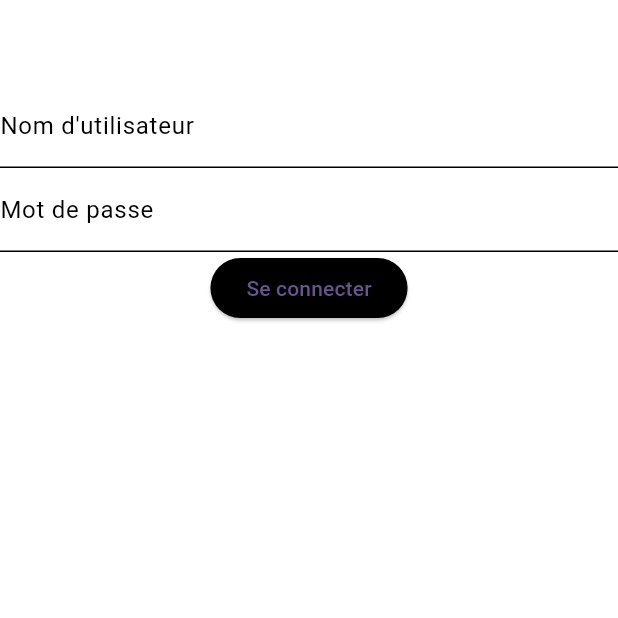
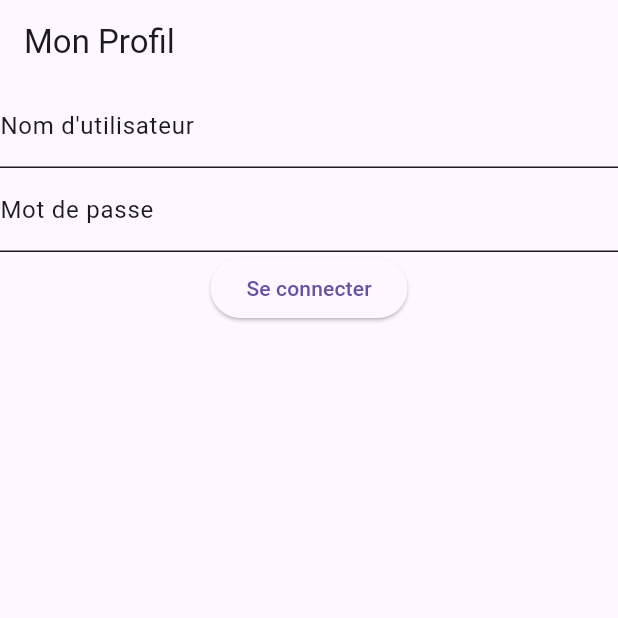
Before and after one commit to erwannevonia/EDK_AP_Lourd, a Flutter app: the screen it shows after launch, after a tap on "Se connecter", on a phone screen of 412 x 824 dp, the top half of it. Run offline on Flutter 3.47's test engine with Material 3 defaults, Android fonts, the phone set to English and light mode, and no system bars; network calls fail.

Commit message:
push final

```diff
--- a/lib/main.dart
+++ b/lib/main.dart
@@ -1,14 +1,21 @@
 // ignore_for_file: avoid_print
 
 import 'package:flutter/material.dart';
+import 'package:provider/provider.dart';
 import 'dart:convert';
 import 'package:crypto/crypto.dart';
-import '../services/api_service.dart';
-import '../models/globals.dart';
+import '/services/api_service.dart';
+import '/models/globals.dart';
 import 'navbar.dart';
+import 'models/theme_provider.dart';
 
 void main() {
-  runApp(const MyApp());
+  runApp(
+    ChangeNotifierProvider(
+      create: (_) => ThemeProvider(),
+      child: const MyApp(),
+    ),
+  );
 }
 
 class MyApp extends StatelessWidget {
@@ -17,12 +24,13 @@
   // This widget is the root of your application.
   @override
   Widget build(BuildContext context) {
+    final themeProvider = Provider.of<ThemeProvider>(context);
+
     return MaterialApp(
       title: 'EDK Admin',
-      theme: ThemeData(
-        colorScheme: ColorScheme.fromSeed(seedColor: Colors.deepPurple),
-        useMaterial3: true,
-      ),
+      themeMode: themeProvider.themeMode,
+      theme: ThemeData.light(),
+      darkTheme: ThemeData.dark(),
       home: const MyHomePage(title: 'EDK Admin'),
     );
   }
@@ -77,35 +85,35 @@
   @override
   Widget build(BuildContext context) {
     return Scaffold(
-        backgroundColor: const Color.fromARGB(255, 255, 255, 255),
+        backgroundColor: Theme.of(context).scaffoldBackgroundColor,
         appBar: AppBar(
           title:
-              const Text('Mon Profil', style: TextStyle(color: Colors.white)),
-          backgroundColor: const Color.fromARGB(255, 255, 255, 255),
+              Text('Mon Profil', style: TextStyle(color: Theme.of(context).textTheme.bodyMedium?.color),),
+          backgroundColor: Theme.of(context).scaffoldBackgroundColor,
           elevation: 0,
         ),
         body: Center(
           child: Column(children: [
             TextField(
               controller: nomController,
-              style: const TextStyle(color: Colors.black),
-              decoration: const InputDecoration(
+              style: TextStyle(color: Theme.of(context).textTheme.bodyMedium?.color),
+              decoration: InputDecoration(
                 labelText: 'Nom d\'utilisateur',
-                labelStyle: TextStyle(color: Colors.black),
+                labelStyle: TextStyle(color: Theme.of(context).textTheme.bodyMedium?.color),
                 enabledBorder: UnderlineInputBorder(
-                  borderSide: BorderSide(color: Colors.black),
+                  borderSide: BorderSide(color: Theme.of(context).colorScheme.onSurface),
                 ),
               ),
             ),
             TextField(
               controller: mdpController,
               obscureText: true,
-              style: const TextStyle(color: Colors.black),
-              decoration: const InputDecoration(
+              style: TextStyle(color: Theme.of(context).textTheme.bodyMedium?.color),
+              decoration: InputDecoration(
                 labelText: 'Mot de passe',
-                labelStyle: TextStyle(color: Colors.black),
+                labelStyle: TextStyle(color: Theme.of(context).textTheme.bodyMedium?.color),
                 enabledBorder: UnderlineInputBorder(
-                  borderSide: BorderSide(color: Colors.black),
+                  borderSide: BorderSide(color: Theme.of(context).colorScheme.onSurface),
                 ),
               ),
             ),
@@ -116,7 +124,7 @@
                 String nom = nomController.text;
                 _verifConnexion(nom, mdp, context);
               },
-              style: ElevatedButton.styleFrom(backgroundColor: Colors.black),
+              style: ElevatedButton.styleFrom(backgroundColor: Theme.of(context).scaffoldBackgroundColor,),
               child: const Text("Se connecter"),
               )
           ]),
--- /dev/null
+++ b/lib/models/theme_provider.dart
@@ -0,0 +1,12 @@
+import 'package:flutter/material.dart';
+
+class ThemeProvider with ChangeNotifier {
+  ThemeMode _themeMode = ThemeMode.light;
+
+  ThemeMode get themeMode => _themeMode;
+
+  void toggleTheme(bool isDark) {
+    _themeMode = isDark ? ThemeMode.dark : ThemeMode.light;
+    notifyListeners(); // Informe Flutter qu’il faut rebuild
+  }
+}
--- a/lib/navbar.dart
+++ b/lib/navbar.dart
@@ -1,5 +1,5 @@
 import 'package:flutter/material.dart';
-import 'screens/profil_screen.dart';
+import 'screens/settings_screen.dart';
 import 'screens/eleves_screen.dart';
 
 void main() {
@@ -46,7 +46,7 @@ class _ConnectedPageState extends State<ConnectedPage> {
 
   final List<Widget> _pages = [
     const ElevesScreen(),
-    const ProfilScreen(),
+    const SettingsPage(),
   ];
 
   @override
--- a/pubspec.yaml
+++ b/pubspec.yaml
@@ -32,6 +32,7 @@ dependencies:
     sdk: flutter
   http: ^1.2.2
   crypto: ^3.0.3
+  provider: ^6.0.0
 
 
   # The following adds the Cupertino Icons font to your application.
```
Also changed, not shown: lib/screens/settings_screen.dart (added, +26 -0 lines), pubspec.lock, 1 other file.
